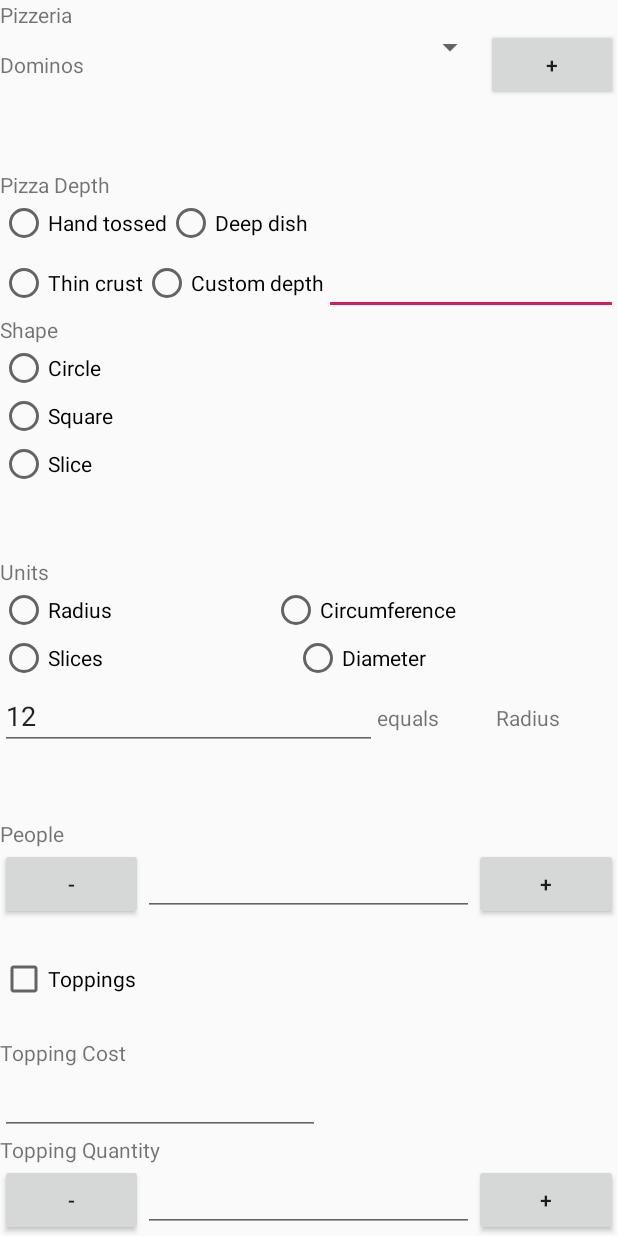
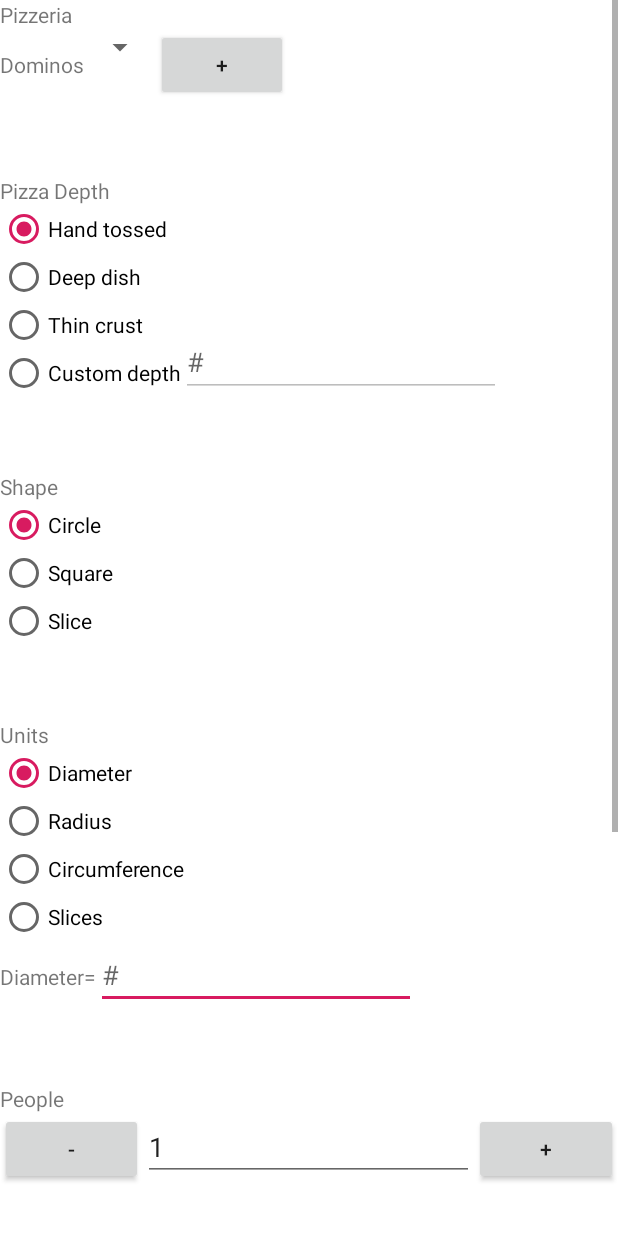
Before and after one commit to AdamWhiteside/PizzaCalculator, an Android app: the layout content_calc.xml on its own in the app's theme, with its tools: preview values and no code run, on a phone screen of 412 x 824 dp. Run offline under Robolectric (Android 15) with nearby library versions, the phone set to English and light mode, and no system bars.

Commit message:
Bug fixes ------ Fixed app crashing when switching activities Fixed black screen on second activity Fixed app crashing on button press
New Features -----
Added scroll view for calc page
Added default values for each radio group
Added enable/disable button for toppings menu items
Added function to all radio groups
Added custom depth editText disabled unless CDradio button selected
Added unit text changes based on the selected unit
Added function to inciment and decriment buttons for people and toppings

```diff
--- a/app/src/main/res/layout/content_calc.xml
+++ b/app/src/main/res/layout/content_calc.xml
@@ -6,7 +6,17 @@
     android:layout_height="match_parent"
     app:layout_behavior="@string/appbar_scrolling_view_behavior"
     tools:context=".calc"
-    tools:showIn="@layout/activity_calc">
+    tools:showIn="@layout/activity_calc"
+    android:background="@color/white">
+
+    <ScrollView
+        android:layout_width="match_parent"
+        android:layout_height="match_parent">
+
+        <LinearLayout
+            android:layout_width="match_parent"
+            android:layout_height="wrap_content"
+            android:orientation="vertical" >
 
             <LinearLayout
                 android:layout_width="match_parent"
@@ -30,7 +40,6 @@
                         android:id="@+id/textView4"
                         android:layout_width="wrap_content"
                         android:layout_height="wrap_content"
-                android:layout_weight="1"
                         android:text="@string/dominos" />
 
                     <Spinner
@@ -46,21 +55,26 @@
 
                 </LinearLayout>
 
+                <Space
+                    android:layout_width="match_parent"
+                    android:layout_height="50dp" />
+
                 <TextView
                     android:id="@+id/textView"
                     android:layout_width="wrap_content"
                     android:layout_height="wrap_content"
                     android:text="@string/pizza_depth" />
 
-        <RadioGroup
-            android:id="@+id/Depth_Group"
-            android:layout_width="match_parent"
-            android:layout_height="wrap_content">
-
                 <LinearLayout
                     android:layout_width="match_parent"
                     android:layout_height="match_parent"
                     android:orientation="horizontal">
+
+                    <RadioGroup
+                        android:id="@+id/Depth_Group"
+                        android:layout_width="wrap_content"
+                        android:layout_height="wrap_content"
+                        android:checkedButton="@id/Depth_HT">
 
                         <RadioButton
                             android:id="@+id/Depth_HT"
@@ -74,13 +88,6 @@
                             android:layout_height="wrap_content"
                             android:text="@string/deep_dish" />
 
-            </LinearLayout>
-
-            <LinearLayout
-                android:layout_width="match_parent"
-                android:layout_height="match_parent"
-                android:orientation="horizontal">
-
                         <RadioButton
                             android:id="@+id/Depth_TC"
                             android:layout_width="wrap_content"
@@ -93,16 +100,33 @@
                             android:layout_height="wrap_content"
                             android:text="@string/custom_depth" />
 
+                    </RadioGroup>
+
+                    <LinearLayout
+                        android:layout_width="match_parent"
+                        android:layout_height="match_parent"
+                        android:orientation="vertical">
+
+                        <Space
+                            android:layout_width="match_parent"
+                            android:layout_height="80dp"
+                            android:layout_weight="1" />
+
                         <EditText
                             android:id="@+id/customDepth"
                             android:layout_width="wrap_content"
                             android:layout_height="wrap_content"
                             android:layout_weight="1"
                             android:ems="10"
+                            android:enabled="false"
+                            android:hint="#"
                             android:inputType="number" />
                     </LinearLayout>
+                </LinearLayout>
 
-        </RadioGroup>
+                <Space
+                    android:layout_width="match_parent"
+                    android:layout_height="50dp" />
 
                 <TextView
                     android:id="@+id/textView2"
@@ -114,7 +138,8 @@
                     android:id="@+id/Shape_Group"
                     android:layout_width="match_parent"
                     android:layout_height="wrap_content"
-            android:layout_weight="1">
+                    android:layout_weight="1"
+                    android:checkedButton="@id/Shape_C">
 
                     <RadioButton
                         android:id="@+id/Shape_C"
@@ -133,7 +158,12 @@
                         android:layout_width="wrap_content"
                         android:layout_height="wrap_content"
                         android:text="@string/slice" />
+
                 </RadioGroup>
+
+                <Space
+                    android:layout_width="match_parent"
+                    android:layout_height="50dp" />
 
                 <TextView
                     android:id="@+id/textView3"
@@ -144,12 +174,15 @@
                 <RadioGroup
                     android:id="@+id/Unit_Group"
                     android:layout_width="match_parent"
-            android:layout_height="wrap_content">
+                    android:layout_height="wrap_content"
+                    android:checkedButton="@id/Unit_D">
 
-            <LinearLayout
-                android:layout_width="match_parent"
-                android:layout_height="match_parent"
-                android:orientation="horizontal">
+                    <RadioButton
+                        android:id="@+id/Unit_D"
+                        android:layout_width="wrap_content"
+                        android:layout_height="wrap_content"
+                        android:layout_weight="1"
+                        android:text="@string/diameter" />
 
                     <RadioButton
                         android:id="@+id/Unit_R"
@@ -164,12 +197,6 @@
                         android:layout_height="wrap_content"
                         android:layout_weight="1"
                         android:text="@string/circumference" />
-            </LinearLayout>
-
-            <LinearLayout
-                android:layout_width="match_parent"
-                android:layout_height="match_parent"
-                android:orientation="horizontal">
 
                     <RadioButton
                         android:id="@+id/Unit_S"
@@ -177,14 +204,6 @@
                         android:layout_height="wrap_content"
                         android:layout_weight="1"
                         android:text="@string/slices" />
-
-                <RadioButton
-                    android:id="@+id/Unit_D"
-                    android:layout_width="wrap_content"
-                    android:layout_height="wrap_content"
-                    android:layout_weight="1"
-                    android:text="@string/diameter" />
-            </LinearLayout>
 
                 </RadioGroup>
 
@@ -195,29 +214,31 @@
                     android:layout_weight="1"
                     android:orientation="horizontal">
 
-            <EditText
-                android:id="@+id/Unit_Custom"
+                    <TextView
+                        android:id="@+id/Unit_Display"
                         android:layout_width="wrap_content"
                         android:layout_height="wrap_content"
-                android:layout_weight="1"
-                android:ems="10"
-                android:inputType="number"
-                tools:text="12" />
+                        android:text="@string/diameter" />
 
                     <TextView
                         android:id="@+id/textView5"
                         android:layout_width="wrap_content"
                         android:layout_height="wrap_content"
-                android:layout_weight="1"
                         android:text="@string/equals" />
 
-            <TextView
-                android:id="@+id/Unit_Display"
+                    <EditText
+                        android:id="@+id/Unit_Custom"
                         android:layout_width="wrap_content"
                         android:layout_height="wrap_content"
-                android:layout_weight="1"
-                android:text="@string/radius" />
+                        android:ems="10"
+                        android:hint="#"
+                        android:inputType="number" />
+
                 </LinearLayout>
+
+                <Space
+                    android:layout_width="match_parent"
+                    android:layout_height="50dp" />
 
                 <TextView
                     android:id="@+id/textView8"
@@ -244,7 +265,9 @@
                         android:layout_height="wrap_content"
                         android:layout_weight="1"
                         android:ems="10"
-                android:inputType="number" />
+                        android:hint="#"
+                        android:inputType="number"
+                        android:text="1" />
 
                     <Button
                         android:id="@+id/People_More"
@@ -254,30 +277,44 @@
                         android:text="+" />
                 </LinearLayout>
 
+                <Space
+                    android:layout_width="match_parent"
+                    android:layout_height="50dp" />
+
                 <CheckBox
                     android:id="@+id/Toppings_Enable"
                     android:layout_width="wrap_content"
                     android:layout_height="wrap_content"
                     android:layout_weight="1"
+                    android:checked="false"
                     android:text="@string/toppings" />
 
                 <TextView
                     android:id="@+id/textView10"
                     android:layout_width="wrap_content"
                     android:layout_height="wrap_content"
+                    android:enabled="false"
                     android:text="@string/topping_cost" />
 
                 <EditText
                     android:id="@+id/Toppings_Cost_Custom"
                     android:layout_width="wrap_content"
                     android:layout_height="wrap_content"
+                    android:clickable="false"
                     android:ems="10"
+                    android:enabled="false"
+                    android:hint="#"
                     android:inputType="numberDecimal" />
+
+                <Space
+                    android:layout_width="match_parent"
+                    android:layout_height="20dp" />
 
                 <TextView
                     android:id="@+id/textView11"
                     android:layout_width="match_parent"
                     android:layout_height="wrap_content"
+                    android:enabled="false"
                     android:text="@string/topping_quantity" />
 
                 <LinearLayout
@@ -291,6 +328,7 @@
                         android:layout_width="wrap_content"
                         android:layout_height="wrap_content"
                         android:layout_weight="1"
+                        android:enabled="false"
                         android:text="-" />
 
                     <EditText
@@ -299,16 +337,25 @@
                         android:layout_height="wrap_content"
                         android:layout_weight="1"
                         android:ems="10"
-                android:inputType="number" />
+                        android:enabled="false"
+                        android:inputType="number"
+                        android:text="1" />
 
                     <Button
                         android:id="@+id/Toppings_Quantity_More"
                         android:layout_width="wrap_content"
                         android:layout_height="wrap_content"
                         android:layout_weight="1"
+                        android:enabled="false"
                         android:text="+" />
                 </LinearLayout>
 
+                <Space
+                    android:layout_width="match_parent"
+                    android:layout_height="200dp" />
+
             </LinearLayout>
+        </LinearLayout>
+    </ScrollView>
 
 </androidx.constraintlayout.widget.ConstraintLayout>
--- a/app/src/main/res/values/strings.xml
+++ b/app/src/main/res/values/strings.xml
@@ -16,13 +16,13 @@
     <string name="diameter">Diameter</string>
     <string name="custom_depth">Custom depth</string>
     <string name="circle">Circle</string>
-    <string name="equals">equals</string>
+    <string name="equals">=</string>
     <string name="units">Units</string>
     <string name="people">People</string>
     <string name="circumference">Circumference</string>
     <string name="topping_cost">Topping Cost</string>
     <string name="slices">Slices</string>
     <string name="title_activity_calc">Calc</string>
-
+    <color name="white">#FFFFFF</color>
 
 </resources>
```
Also changed, not shown: app/src/main/java/com/pizza_pi/calc.java (+185 -6 lines), app/src/main/java/com/pizza_pi/MainActivity.java (line endings or trailing spaces). Lines whose indentation alone changed are shown as unchanged.
